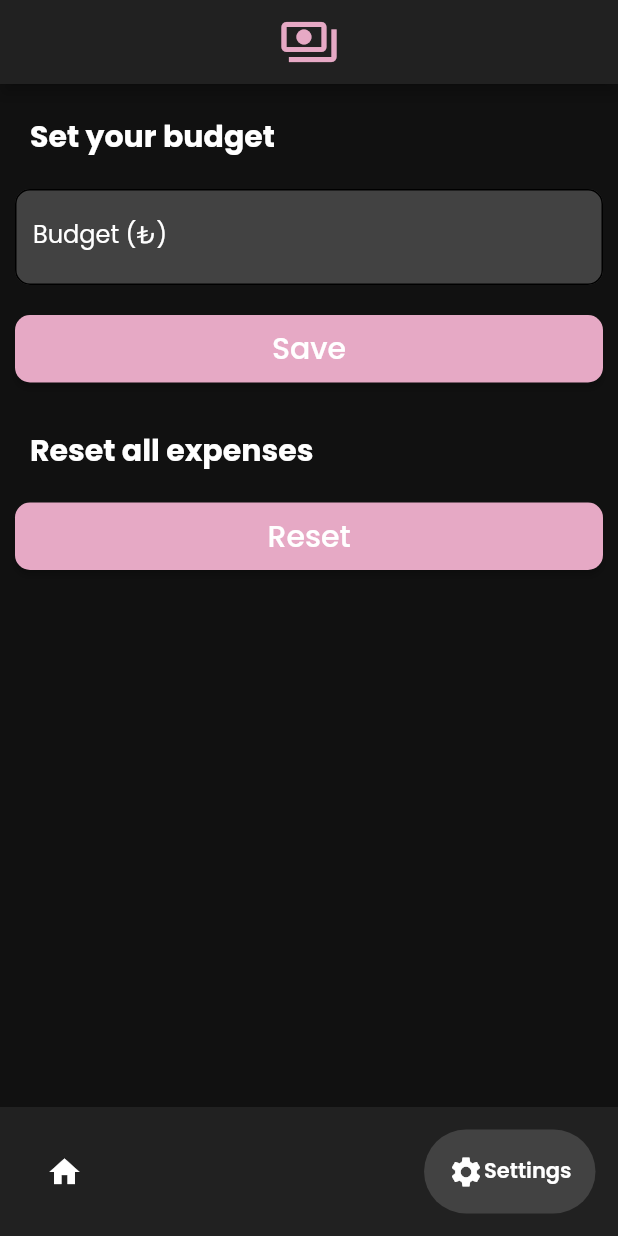
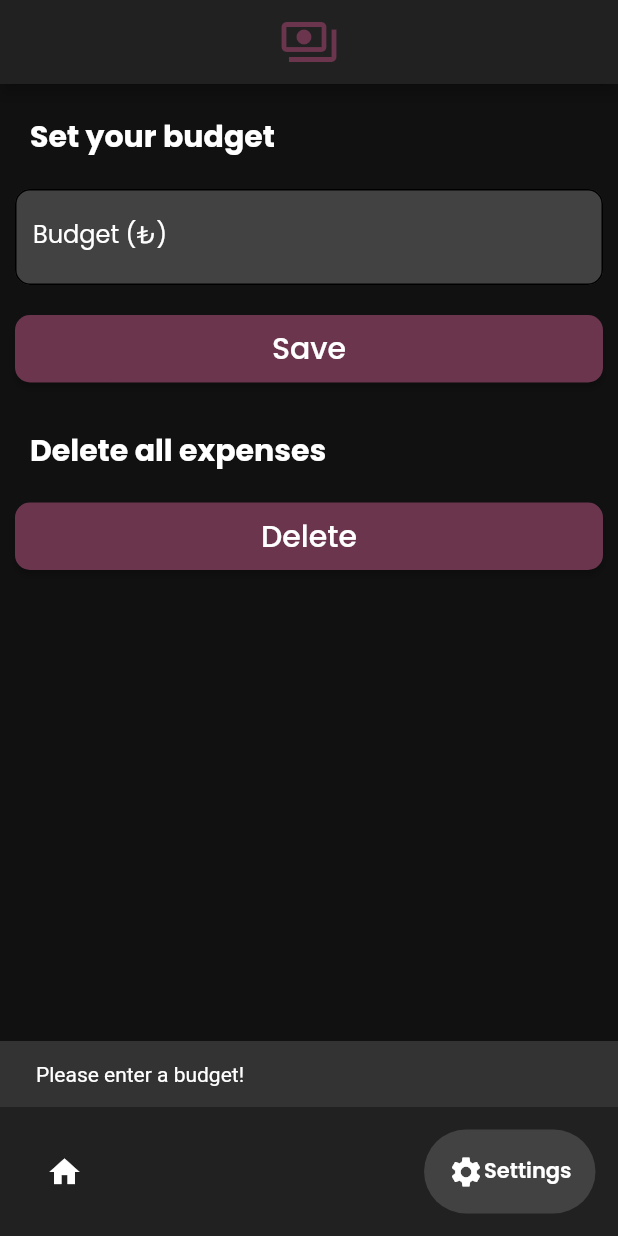
Before and after one commit to najo-al/ExpensesCalculator, a Flutter app: the screen it shows after launch, item 2 of the bottom bar chosen, after a tap on "Save", on a phone screen of 412 x 824 dp. Run offline on Flutter 3.47's test engine with Material 2 defaults, Android fonts, the phone set to English and light mode, and no system bars; drawn by our look-alikes of google_nav_bar; our stand-ins replace google_fonts, hive_flutter; accounts and stored records are empty.

Commit message:
Some minor fixes

```diff
--- a/lib/main.dart
+++ b/lib/main.dart
@@ -30,7 +30,7 @@ class MyApp extends StatelessWidget {
         textTheme: GoogleFonts.poppinsTextTheme(),
         colorScheme: ColorScheme.fromSwatch().copyWith(
           primary: Colors.grey.shade900,
-          secondary: const Color.fromARGB(255, 230, 169, 197),
+          secondary: Color.fromARGB(255, 107, 53, 78),
           tertiary: Colors.grey.shade800,
           background: const Color.fromARGB(255, 17, 17, 17),
         ),
--- a/lib/screens/expense_screen.dart
+++ b/lib/screens/expense_screen.dart
@@ -48,7 +48,6 @@ class _ExpenseScreenState extends State<ExpenseScreen> {
   final _myDb = Hive.box('expenses');
 
   void _writeData(Map<String, dynamic> data, [id]) async {
-    List _temp = [];
     var tempVal;
     if (widget.expense != null) {
       await _readData().then((value) {
@@ -123,11 +122,10 @@ class _ExpenseScreenState extends State<ExpenseScreen> {
               hintText: 'Title',
               labelText: 'Expense title',
               keyboardType: TextInputType.text,
-              maxLines: '1',
             ),
             ExpenseInputComponent(
               controller: _descriptionController,
-              hintText: 'Type here the expense',
+              hintText: 'Enter expense description',
               labelText: 'Expense description (optional)',
               keyboardType: TextInputType.multiline,
               maxLines: '5',
@@ -137,7 +135,6 @@ class _ExpenseScreenState extends State<ExpenseScreen> {
               hintText: 'Amount',
               labelText: 'Expense cost (₺)',
               keyboardType: TextInputType.number,
-              // maxLines: '1',
             ),
             // DATE SELECTOR FOR DEBUGGING PURPOSES
             Container(
@@ -156,7 +153,7 @@ class _ExpenseScreenState extends State<ExpenseScreen> {
                     context: context,
                     initialDate: DateTime.now(),
                     firstDate: DateTime(2015, 8),
-                    lastDate: DateTime(2101),
+                    lastDate: DateTime.now(),
                   );
                   if (picked != null)
                     setState(() {
@@ -242,7 +239,7 @@ class _ExpenseScreenState extends State<ExpenseScreen> {
                       (route) => false,
                     );
                     const snackBar = SnackBar(
-                      content: Text('Expense updated!'),
+                      content: Text('Expense added!'),
                     );
                     ScaffoldMessenger.of(context).hideCurrentSnackBar();
                     ScaffoldMessenger.of(context).showSnackBar(snackBar);
--- a/lib/screens/expenses_screen.dart
+++ b/lib/screens/expenses_screen.dart
@@ -108,6 +108,7 @@ class _ExpensesScreenState extends State<ExpensesScreen> {
         floatingActionButton: FloatingActionButton(
           onPressed: () async {
             // Hive.box('expenses').clear();
+            // Hive.box('budget').clear();
             await Navigator.push(context,
                 MaterialPageRoute(builder: (context) => const ExpenseScreen()));
           },
@@ -208,7 +209,35 @@ class _ExpensesScreenState extends State<ExpensesScreen> {
                           },
                         );
                       } else {
-                        return const Text('Please add a budget first!');
+                        // text please add a budget
+                        return Container(
+                            margin: const EdgeInsets.all(10),
+                            padding: const EdgeInsets.all(10),
+                            height: 600,
+                            decoration: BoxDecoration(
+                              color: Theme.of(context).colorScheme.secondary,
+                              borderRadius: BorderRadius.circular(10),
+                              boxShadow: const [
+                                BoxShadow(
+                                  color: Colors.black12,
+                                  offset: Offset(0, 2),
+                                  blurRadius: 6.0,
+                                )
+                              ],
+                            ),
+                            child: Column(
+                              mainAxisAlignment: MainAxisAlignment.spaceEvenly,
+                              children: const [
+                                Text(
+                                  'Please add a budget in the settings!',
+                                  style: TextStyle(
+                                    color: Colors.white,
+                                    fontSize: 18,
+                                    fontWeight: FontWeight.bold,
+                                  ),
+                                ),
+                              ],
+                            ));
                       }
                     } else {
                       return Container(
--- a/lib/screens/settings_screen.dart
+++ b/lib/screens/settings_screen.dart
@@ -26,7 +26,6 @@ class _BudgetScreenState extends State<BudgetScreen> {
     await _myDb.put(0, budget);
   }
 
-
   Future<double> _readData() async {
     final data = _myDb.get(0);
     return data;
@@ -38,7 +37,7 @@ class _BudgetScreenState extends State<BudgetScreen> {
   void initState() {
     super.initState();
     if (_myDb.get(0) != null) {
-      budgetController.text = _myDb.get(0) == _myDb.get(0).toInt().toDouble()
+      budgetController.text = _myDb.get(0) == _myDb.get(0).toInt()
           ? _myDb.get(0).toInt().toString()
           : _myDb.get(0).toString();
     }
@@ -127,6 +126,11 @@ class _BudgetScreenState extends State<BudgetScreen> {
                   final budget = budgetController.value.text;
 
                   if (budget.isEmpty) {
+                    const snackBar = SnackBar(
+                      content: Text('Please enter a budget!'),
+                    );
+                    ScaffoldMessenger.of(context).hideCurrentSnackBar();
+                    ScaffoldMessenger.of(context).showSnackBar(snackBar);
                     return;
                   }
 
@@ -165,7 +169,7 @@ class _BudgetScreenState extends State<BudgetScreen> {
               child: Align(
                 alignment: Alignment.centerLeft,
                 child: Text(
-                  'Reset all expenses',
+                  'Delete all expenses',
                   style: TextStyle(
                       fontSize: 20,
                       color: Colors.white,
@@ -183,9 +187,9 @@ class _BudgetScreenState extends State<BudgetScreen> {
                     context: context,
                     builder: (context) {
                       return AlertDialog(
-                        title: const Text('Reset all expenses'),
+                        title: const Text('Delete all expenses'),
                         content: const Text(
-                            'Are you sure you want to reset all expenses?'),
+                            'Are you sure you want to delete all expenses?'),
                         actions: [
                           TextButton(
                             onPressed: () {
@@ -214,7 +218,7 @@ class _BudgetScreenState extends State<BudgetScreen> {
                               ScaffoldMessenger.of(context)
                                   .showSnackBar(snackBar);
                             },
-                            child: const Text('Reset'),
+                            child: const Text('Delete'),
                           ),
                         ],
                       );
@@ -234,7 +238,7 @@ class _BudgetScreenState extends State<BudgetScreen> {
                   ),
                 ),
                 child: const Text(
-                  'Reset',
+                  'Delete',
                   style: TextStyle(fontSize: 20),
                 ),
               ),
```
